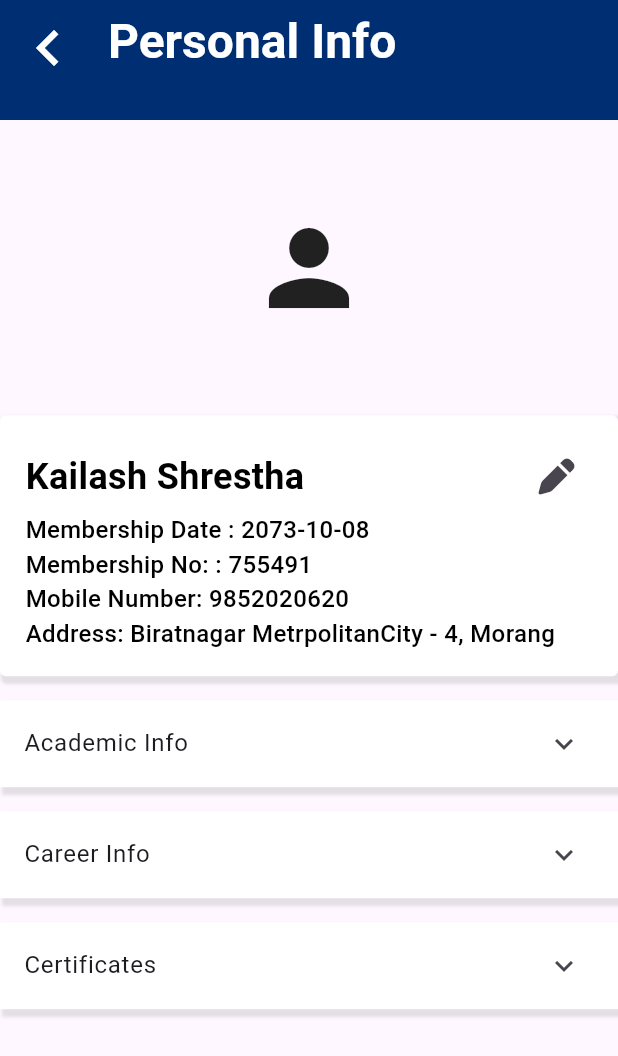
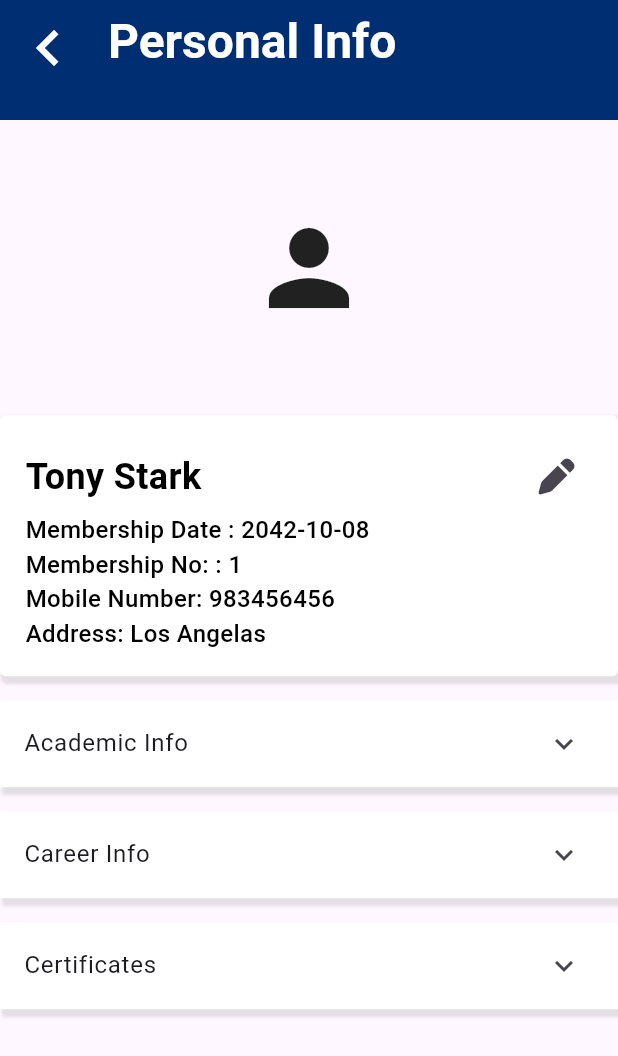
Before and after one commit to Farhanansari23/bross_solution, a Flutter app: the PersonalInfo screen opened directly, on a phone screen of 412 x 824 dp. Shown: the top 1056 px of the screen. Run offline on Flutter 3.47's test engine with Material 3 defaults, Android fonts, the light colour scheme and no system bars; our stand-ins replace carousel_slider, font_awesome_flutter; network calls fail.

Commit message:
FA-NM-02:edited profile page

```diff
--- a/lib/main.dart
+++ b/lib/main.dart
@@ -21,8 +21,8 @@ class MyApp extends StatelessWidget {
       ),
       // home:  HomePage(),
       // home:  MenuPage(),
-      // home:  ProfilePage(),
-      home:  ChatPage(),
+      home:  ProfilePage(),
+      // home:  ChatPage(),
     );
   }
 }
--- a/lib/pages/chats/chat_page.dart
+++ b/lib/pages/chats/chat_page.dart
@@ -37,7 +37,7 @@ class _ChatPageState extends State<ChatPage> {
           stretch: true,
           leading: IconButton(
             onPressed: () {
-              Navigator.of(context).pop(context);
+              // Navigator.of(context).pop(context);
             },
             icon: Icon(Icons.chevron_left),
             color: Colors.white,
--- a/lib/pages/home/home_page.dart
+++ b/lib/pages/home/home_page.dart
@@ -43,6 +43,14 @@ class _HomePageState extends State<HomePage> {
         showSelectedLabels: true,
         showUnselectedLabels: true,
         items: [
+          BottomNavigationBarItem(
+            icon: Icon(Icons.home),
+            label: "Home",
+          ),
+          BottomNavigationBarItem(
+            icon: Icon(Icons.menu),
+            label: "Menu",
+          ),
           BottomNavigationBarItem(
             icon: Icon(Icons.currency_exchange),
             label: "MemberShip",
--- a/lib/pages/profile/about_me.dart
+++ b/lib/pages/profile/about_me.dart
@@ -65,37 +65,17 @@ class _PersonalInfoState extends State<PersonalInfo> {
                     Row(
                       mainAxisAlignment: MainAxisAlignment.spaceBetween,
                       children: [
-                        CustomText(text: 'Kailash Shrestha', isHeading: true),
+                        CustomText(text: 'Tony Stark', isHeading: true),
                         IconButton(
                           onPressed: () {},
                           icon: FaIcon(FontAwesomeIcons.pen),
                         ),
                       ],
                     ),
-                    CustomText(
-                      text: 'Membership Date : 2073-10-08',
-                      isContent: true,
-                      textOverflow: TextOverflow.ellipsis,
-                      maxLines: 2,
-                    ),
-                    CustomText(
-                      text: 'Membership No: : 755491',
-                      isContent: true,
-                      textOverflow: TextOverflow.ellipsis,
-                      maxLines: 2,
-                    ),
-                    CustomText(
-                      text: 'Mobile Number: 9852020620',
-                      isContent: true,
-                      textOverflow: TextOverflow.ellipsis,
-                      maxLines: 2,
-                    ),
-                    CustomText(
-                      text: 'Address: Biratnagar MetrpolitanCity - 4, Morang',
-                      isContent: true,
-                      textOverflow: TextOverflow.ellipsis,
-                      maxLines: 2,
-                    ),
+                    CustomText(text: 'Membership Date : 2042-10-08',isContent: true,textOverflow:TextOverflow.ellipsis,maxLines: 2,),
+                    CustomText(text: 'Membership No: : 1',isContent: true,textOverflow:TextOverflow.ellipsis,maxLines: 2,),
+                    CustomText(text: 'Mobile Number: 983456456',isContent: true,textOverflow:TextOverflow.ellipsis,maxLines: 2,),
+                    CustomText(text: 'Address: Los Angelas',isContent: true,textOverflow:TextOverflow.ellipsis,maxLines: 2,),
                   ],
                 ),
               ),
--- a/lib/pages/profile/profile_page.dart
+++ b/lib/pages/profile/profile_page.dart
@@ -56,12 +56,12 @@ class _ProfilePageState extends State<ProfilePage> {
                 child: Column(
                   crossAxisAlignment: CrossAxisAlignment.start,
                   children: [
-                      CustomText(text: 'Kailash Shrestha',isHeading: true,),
+                      CustomText(text: 'Tony Stark',isHeading: true,),
                       SizedBox(height: 16,),
-                      CustomText(text: 'Membership Date : 2073-10-08',isContent: true,textOverflow:TextOverflow.ellipsis,maxLines: 2,),
-                      CustomText(text: 'Membership No: : 755491',isContent: true,textOverflow:TextOverflow.ellipsis,maxLines: 2,),
-                      CustomText(text: 'Mobile Number: 9852020620',isContent: true,textOverflow:TextOverflow.ellipsis,maxLines: 2,),
-                      CustomText(text: 'Address: Biratnagar MetrpolitanCity - 4, Morang',isContent: true,textOverflow:TextOverflow.ellipsis,maxLines: 2,),
+                      CustomText(text: 'Membership Date : 2042-10-08',isContent: true,textOverflow:TextOverflow.ellipsis,maxLines: 2,),
+                      CustomText(text: 'Membership No: : 1',isContent: true,textOverflow:TextOverflow.ellipsis,maxLines: 2,),
+                      CustomText(text: 'Mobile Number: 983456456',isContent: true,textOverflow:TextOverflow.ellipsis,maxLines: 2,),
+                    CustomText(text: 'Address: Los Angelas',isContent: true,textOverflow:TextOverflow.ellipsis,maxLines: 2,),
                   ],
                 ),
               ),
```
